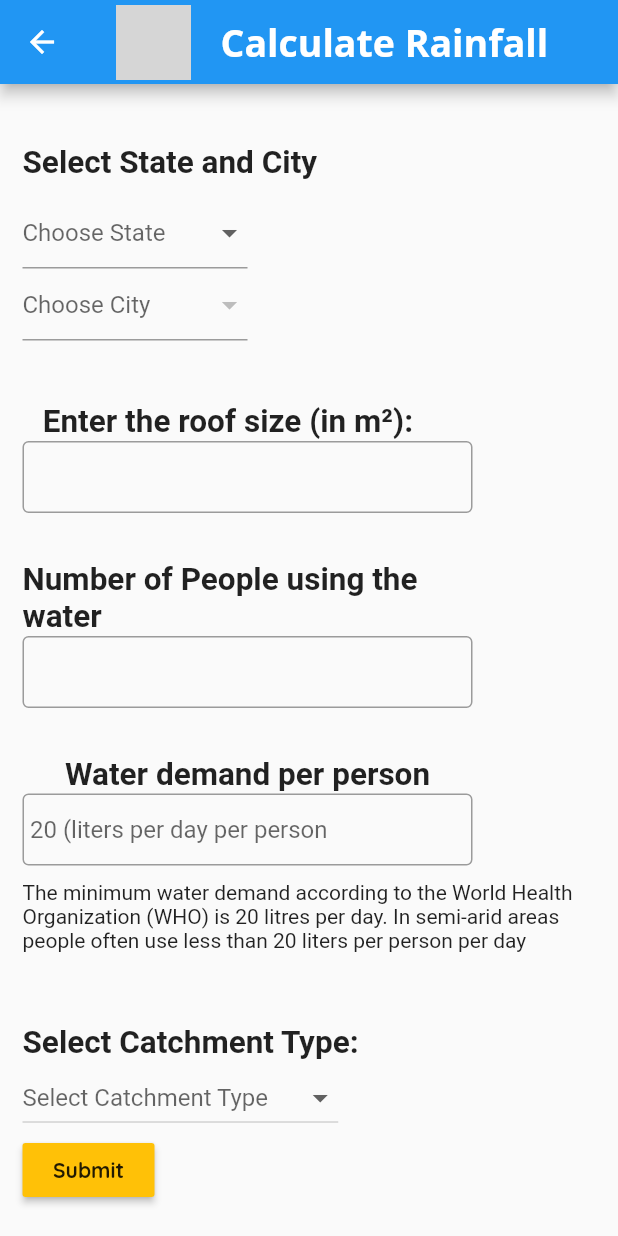
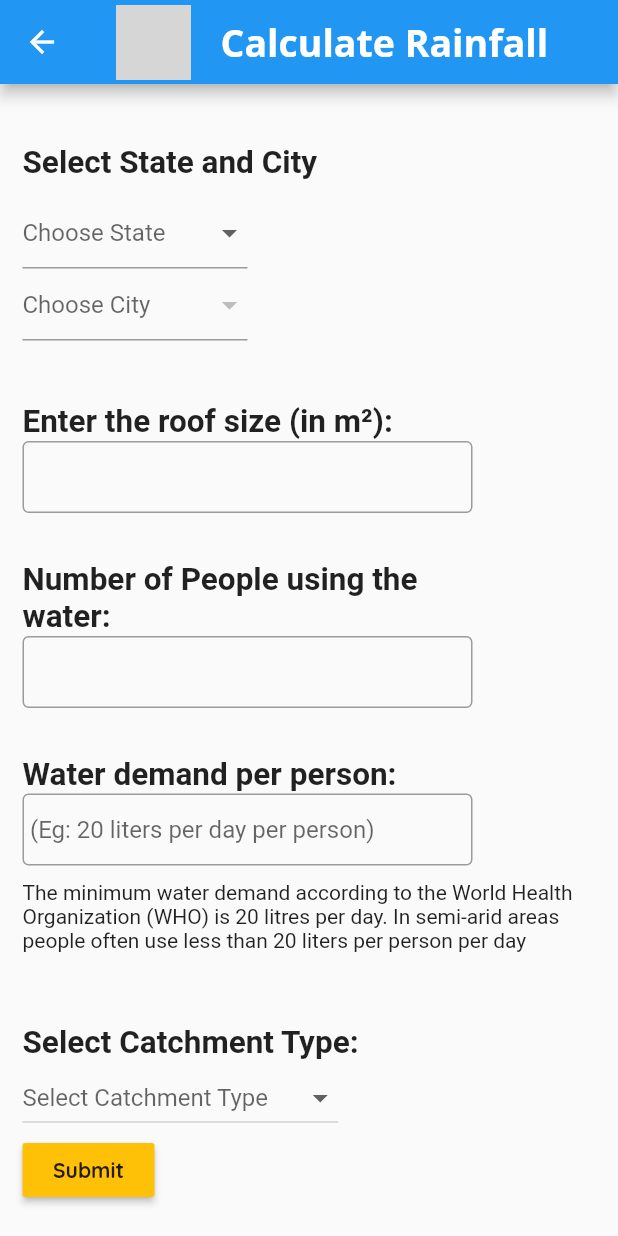
Before and after one commit to payelmasanta/AquaStore, a Flutter app: the Calculations screen opened directly, on a phone screen of 412 x 824 dp. Run offline on Flutter 3.47's test engine with Material 2 defaults, Android fonts, the phone set to English and light mode, and no system bars; our stand-ins replace cloud_firestore, firebase_auth, flutter_spinkit, fluttertoast; accounts and stored records are empty; Roboto replaces fonts that are missing (Open Sans); grey boxes are pictures that could not be loaded.

Commit message:
Update Calculation.dart

```diff
--- a/lib/Calculation.dart
+++ b/lib/Calculation.dart
@@ -1,8 +1,9 @@
-//import 'package:cloud_firestore/cloud_firestore.dart';//
+import 'package:cloud_firestore/cloud_firestore.dart';
 import 'package:firebase_auth/firebase_auth.dart';
 import 'package:flutter/material.dart';
 import 'package:flutter/cupertino.dart';
-//import 'package:rwh_assistant/database.dart';//
+import 'package:flutter_spinkit/flutter_spinkit.dart';
+import 'package:rwh_assistant/database.dart';
 
 class Item {
   const Item(this.name);
@@ -18,12 +19,15 @@ class _CalculationsState extends State<Calculations> {
   Future<void> _initForm;
   final _stateList = <StateModel>[];
   final _cityList = <City>[];
-  double resrain_dry, resrain_wet,demand;
+  double resrain_dry, resrain_wet, demand;
   int people;
   StateModel selectedState;
   City selectedCity;
   Item selectedRegion, selectedCatchment;
-  double catchValue, roofsize, result_dry, result_wet; //catchValue is the runn-off factor
+  double catchValue,
+      roofsize,
+      result_dry,
+      result_wet; //catchValue is the runn-off factor
   final GlobalKey<FormState> _formKey = GlobalKey<FormState>();
 
   List<Item> catchment = <Item>[
@@ -57,12 +61,12 @@ class _CalculationsState extends State<Calculations> {
     if (id == "1")
       return [
         City("1", "Bangalore", 150.2, 110),
-        City("2", "Mysore", 148.1,110),
+        City("2", "Mysore", 148.1, 110),
       ];
     if (id == "2")
       return [
-        City("3", "Kolkata", 160.8,100),
-        City("4", "Kharagpur", 166.5,100),
+        City("3", "Kolkata", 160.8, 100),
+        City("4", "Kharagpur", 166.5, 100),
       ];
     return Iterable.empty();
   }
@@ -87,12 +91,13 @@ class _CalculationsState extends State<Calculations> {
   void onCitySelected(City selectedCity) {
     setState(() {
       this.selectedCity = selectedCity;
-      resrain_dry = selectedCity.dry_coeff;
-      resrain_wet = selectedCity.wet_coeff;
+      resrain_dry = selectedCity.dry_rain;
+      resrain_wet = selectedCity.wet_rain;
       print(resrain_dry);
       print(resrain_wet);
     });
   }
+
   void _showLoadingDialog() {
     showDialog(
       context: context,
@@ -110,25 +115,30 @@ class _CalculationsState extends State<Calculations> {
   @override
   Widget build(BuildContext context) {
     return Scaffold(
-      appBar: AppBar(title: Row(
+      appBar: AppBar(
+        title: Row(
           mainAxisAlignment: MainAxisAlignment.start,
           children: [
             Container(
-      margin: EdgeInsets.only(left:5, right:20),
-      child:Image.asset(
-        'asset/logo3.png',
+              margin: EdgeInsets.only(left: 5, right: 20),
+              child: Image.asset(
+                'assets/images/logo.png',
                 fit: BoxFit.contain,
                 height: 50,
               ),
-    ), Container(
-    padding: const EdgeInsets.only(left:0.0,right:0.0), child: Text('Calculate Rainfall',style: TextStyle(fontFamily: 'Open Sans'),)
             ),
+            Container(
+                padding: const EdgeInsets.only(left: 0.0, right: 0.0),
+                child: Text(
+                  'Calculate Rainfall',
+                  style: TextStyle(fontFamily: 'Open Sans'),
+                )),
           ],
         ),
       ),
       body: SingleChildScrollView(
         child: Container(
-          margin: EdgeInsets.only(left:10, right: 00),
+          margin: EdgeInsets.only(left: 10, right: 00),
           padding: EdgeInsets.only(
             top: 30,
             left: 5,
@@ -137,11 +147,12 @@ class _CalculationsState extends State<Calculations> {
             crossAxisAlignment: CrossAxisAlignment.start,
             children: <Widget>[
               Container(
-                padding: EdgeInsets.symmetric(vertical: 10, horizontal:0),
+                padding: EdgeInsets.symmetric(vertical: 10, horizontal: 0),
                 child: Text(
                   'Select State and City',
-                style: TextStyle(fontSize:21, fontWeight: FontWeight.bold),
-              ),),
+                  style: TextStyle(fontSize: 21, fontWeight: FontWeight.bold),
+                ),
+              ),
               SafeArea(
                 child: FutureBuilder<void>(
                   future: _initForm,
@@ -158,18 +169,21 @@ class _CalculationsState extends State<Calculations> {
               Text(""),
               Text(''),
               Container(
-                   width:300,
-                    padding: EdgeInsets.symmetric(vertical: 10, horizontal:0),
+                width: 300,
+                padding: EdgeInsets.symmetric(vertical: 10, horizontal: 0),
                 child: Form(
                   key: _formKey,
-                      child:Column( children: <Widget>[
+                  child: Column(
+                    crossAxisAlignment: CrossAxisAlignment.start,
+                    children: <Widget>[
                       Text(
                         'Enter the roof size (in m\u00B2):     ',
-                          style: TextStyle(fontSize:21, fontWeight: FontWeight.bold),
+                        style: TextStyle(
+                            fontSize: 21, fontWeight: FontWeight.bold),
                       ),
                       TextFormField(
                         keyboardType: TextInputType.number,
-                        validator: (input){
+                        validator: (input) {
                           if (input.isEmpty) {
                             return ('Roofsize can not be blank');
                           }
@@ -185,12 +199,15 @@ class _CalculationsState extends State<Calculations> {
                       Text(''),
                       Text(''),
                       Text(
-                        'Number of People using the water',
-                        style: TextStyle(fontSize:21, fontWeight: FontWeight.bold,),
+                        'Number of People using the water:',
+                        style: TextStyle(
+                          fontSize: 21,
+                          fontWeight: FontWeight.bold,
+                        ),
                       ),
                       TextFormField(
                         keyboardType: TextInputType.number,
-                          validator: (input){
+                        validator: (input) {
                           if (input.isEmpty) {
                             return ('This field can not be blank');
                           }
@@ -206,12 +223,13 @@ class _CalculationsState extends State<Calculations> {
                       Text(''),
                       Text(''),
                       Text(
-                          'Water demand per person',
-                          style: TextStyle(fontSize:21, fontWeight: FontWeight.bold),
+                        'Water demand per person:',
+                        style: TextStyle(
+                            fontSize: 21, fontWeight: FontWeight.bold),
                       ),
                       TextFormField(
                         keyboardType: TextInputType.number,
-                          validator: (input){
+                        validator: (input) {
                           if (input.isEmpty) {
                             return ('This field  can not be blank');
                           }
@@ -222,29 +240,29 @@ class _CalculationsState extends State<Calculations> {
                         decoration: InputDecoration(
                             contentPadding: EdgeInsets.all(5),
                             border: OutlineInputBorder(),
-                              hintText: "20 (liters per day per person"
-                          ),
+                            hintText: "(Eg: 20 liters per day per person)"),
                       ),
                     ],
                   ),
                 ),
-
               ),
               // catchment start
-              Text("The minimum water demand according to the World Health Organization (WHO) is "
+              Text(
+                  "The minimum water demand according to the World Health Organization (WHO) is "
                   "20 litres per day. In semi-arid areas people often use less than 20 liters per person per day"),
               Text(""),
               Text(''),
               Text(''),
               Container(
                 //padding: EdgeInsets.only(left:10, right:0),
-                child:Text(
+                child: Text(
                   'Select Catchment Type:',
-                style: TextStyle(fontSize:21,fontWeight: FontWeight.bold),
-              ),),
+                  style: TextStyle(fontSize: 21, fontWeight: FontWeight.bold),
+                ),
+              ),
               Container(
                 //padding: EdgeInsets.only(left:10, right:0),
-                child:DropdownButton<Item>(
+                child: DropdownButton<Item>(
                   hint: Text("Select Catchment Type"),
                   value: selectedCatchment,
                   onChanged: (Item Value) {
@@ -282,10 +300,11 @@ class _CalculationsState extends State<Calculations> {
                       ),
                     );
                   }).toList(),
-              ),),
+                ),
+              ),
               //catchment end
               RaisedButton(
-                padding:EdgeInsets.only(left:0, right:0),
+                  padding: EdgeInsets.only(left: 0, right: 0),
                   color: Colors.amber,
                   child: Text(
                     'Submit',
@@ -293,7 +312,7 @@ class _CalculationsState extends State<Calculations> {
                   ),
                   onPressed: () {
                     _formKey.currentState.save();
-                    submitit(roofsize, catchValue, resrain_dry,resrain_wet);
+                    submitit(roofsize, catchValue, resrain_dry, resrain_wet);
                   }),
             ],
           ),
@@ -326,13 +345,12 @@ class _CalculationsState extends State<Calculations> {
       crossAxisAlignment: CrossAxisAlignment.start,
       children: <Widget>[
         Container(
-          width:150,
+          width: 150,
           //padding: EdgeInsets.only(left:10, right:0),
-          child:DropdownButtonFormField<StateModel>(
+          child: DropdownButtonFormField<StateModel>(
             hint: Text('Choose State'),
             items: _stateList
-              .map((itm) =>
-              DropdownMenuItem(
+                .map((itm) => DropdownMenuItem(
                       value: itm,
                       child: Row(
                         children: <Widget>[
@@ -345,41 +363,54 @@ class _CalculationsState extends State<Calculations> {
                           ),
                         ],
                       ),
-              )
-          ).toList(),
+                    ))
+                .toList(),
             value: selectedState,
             onChanged: _onStateSelected,
-        ),),
+          ),
+        ),
         Container(
-            width:150,
+          width: 150,
           //padding: EdgeInsets.only(left:10, right:0),
           child: DropdownButtonFormField<City>(
             hint: Text('Choose City'),
             items: _cityList
-              .map((itm) =>
-              DropdownMenuItem(
+                .map((itm) => DropdownMenuItem(
                       child: Text(itm.name),
                       value: itm,
                     ))
                 .toList(),
             value: selectedCity,
             onChanged: onCitySelected,
-        ),)
+          ),
+        )
       ],
     );
   }
 
-  void submitit(double n, m,d,w) async {
+  void submitit(double n, m, d, w) async {
     final FirebaseUser user = await FirebaseAuth.instance.currentUser();
     final String usr = user.uid.toString();
     if (_formKey.currentState.validate()) {
       _formKey.currentState.save();
-      result_dry = (n*m)*d;
-      result_wet = (n*m)*w;
+      result_dry = (n * m) * d;
+      result_wet = (n * m) * w;
       print(result_dry);
       print(result_wet);
+    }
 
+    DatabaseService(uid: usr)
+        .updateUserData(result_dry.toString(), result_wet.toString());
+    getData();
   }
+
+  Future<DocumentSnapshot> getData() async {
+    var firebaseUser = await FirebaseAuth.instance.currentUser();
+    var resul = await Firestore.instance
+        .collection("result")
+        .document(firebaseUser.uid)
+        .get();
+    print(resul.data);
   }
 }
 
@@ -393,9 +424,8 @@ class _CalculationsState extends State<Calculations> {
 class City {
   final String id;
   final String name;
-  final double dry_coeff;
-  final double wet_coeff ;
+  final double dry_rain;
+  final double wet_rain;
 
-
-  City(this.id, this.name, this.dry_coeff, this.wet_coeff);
+  City(this.id, this.name, this.dry_rain, this.wet_rain);
 }
```
Lines whose indentation alone changed are shown as unchanged.
